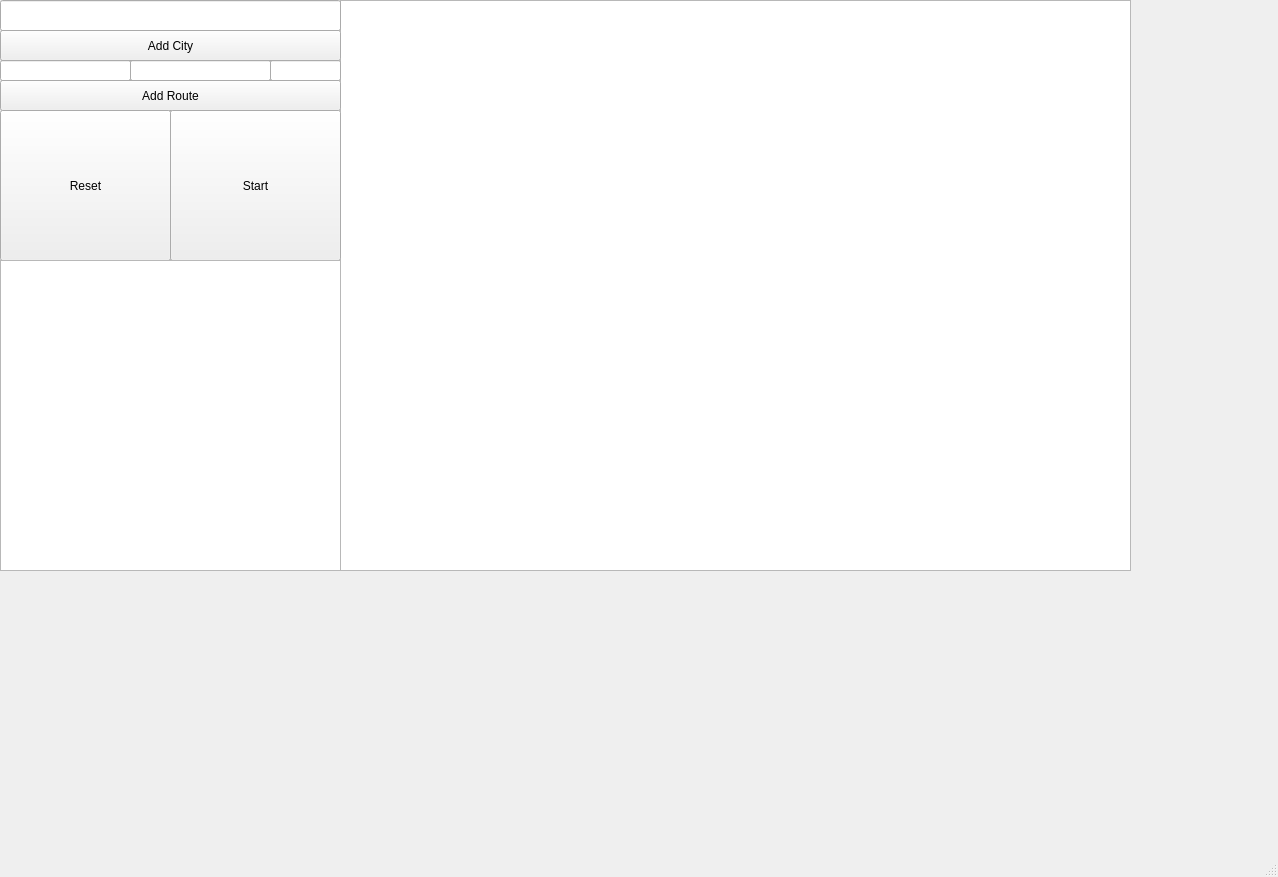
The window that mainwindow.ui (mariakalendarova/TravellingSalesmanProblem) describes before a commit, drawn with Qt 5.
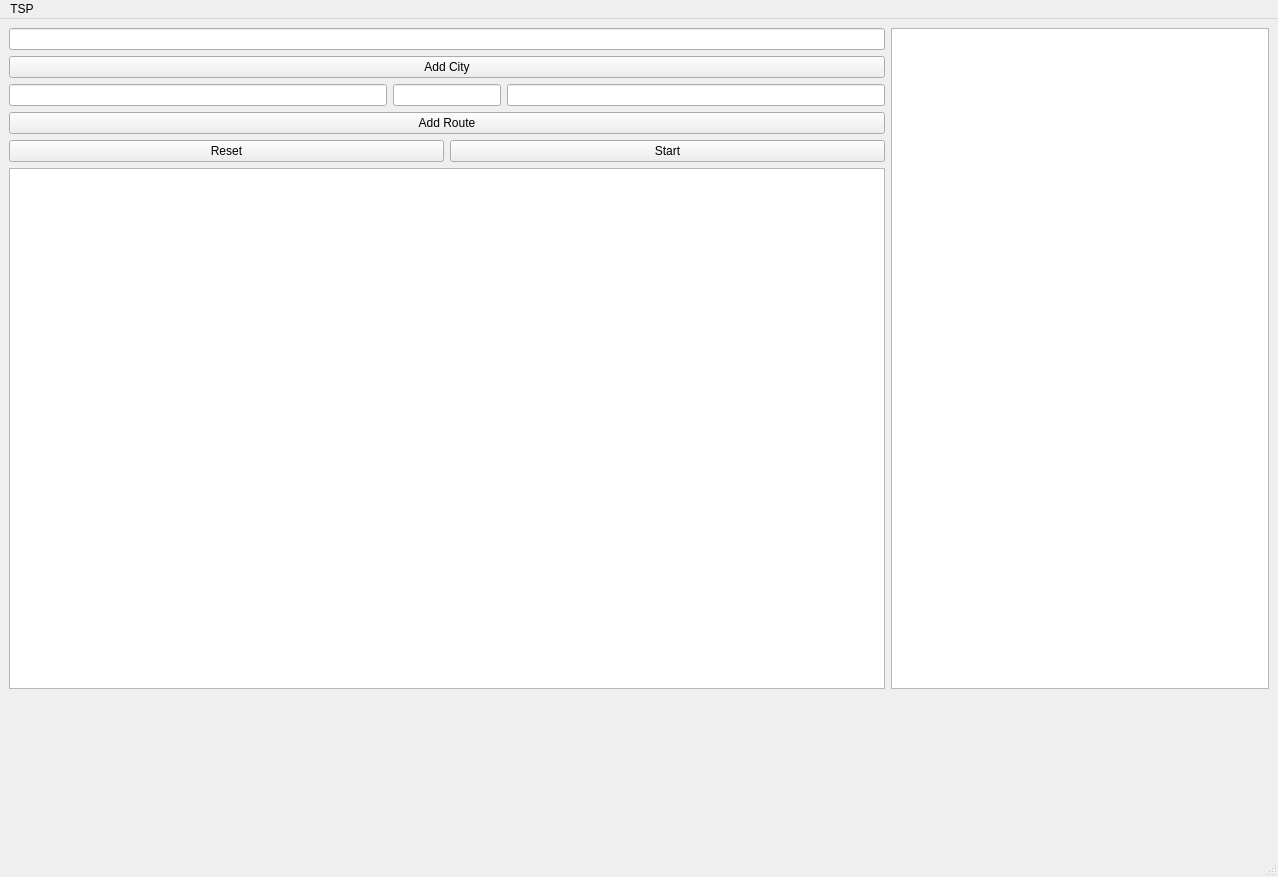
The same window after the commit.

Diff of the .ui file:
```diff
--- a/mainwindow.ui
+++ b/mainwindow.ui
@@ -20,118 +20,66 @@
      <height>679</height>
     </size>
    </property>
-   <widget class="QGraphicsView" name="graphicsView">
-    <property name="geometry">
-     <rect>
-      <x>340</x>
-      <y>0</y>
-      <width>791</width>
-      <height>571</height>
-     </rect>
-    </property>
-   </widget>
+   <layout class="QGridLayout" name="gridLayout">
+    <item row="0" column="0" colspan="4">
+     <widget class="QLineEdit" name="cityNameInput"/>
+    </item>
+    <item row="0" column="4" rowspan="6">
+     <widget class="QGraphicsView" name="graphicsView"/>
+    </item>
+    <item row="1" column="0" colspan="4">
    <widget class="QPushButton" name="addCityButton">
-    <property name="geometry">
-     <rect>
-      <x>0</x>
-      <y>30</y>
-      <width>341</width>
-      <height>31</height>
-     </rect>
-    </property>
     <property name="text">
      <string>Add City</string>
     </property>
    </widget>
-   <widget class="QPushButton" name="addRouteButton">
-    <property name="geometry">
-     <rect>
-      <x>0</x>
-      <y>80</y>
-      <width>341</width>
-      <height>31</height>
-     </rect>
-    </property>
-    <property name="text">
-     <string>Add Route</string>
-    </property>
-   </widget>
-   <widget class="QLineEdit" name="cityNameInput">
-    <property name="geometry">
-     <rect>
-      <x>0</x>
-      <y>0</y>
-      <width>341</width>
-      <height>31</height>
-     </rect>
-    </property>
-   </widget>
+    </item>
+    <item row="2" column="0">
    <widget class="QLineEdit" name="city1Input">
-    <property name="geometry">
-     <rect>
-      <x>0</x>
-      <y>60</y>
-      <width>131</width>
-      <height>21</height>
-     </rect>
-    </property>
-   </widget>
+      <property name="text">
+       <string/>
+      </property>
+     </widget>
+    </item>
+    <item row="2" column="1" colspan="2">
    <widget class="QLineEdit" name="city2Input">
-    <property name="geometry">
-     <rect>
-      <x>130</x>
-      <y>60</y>
-      <width>141</width>
-      <height>21</height>
-     </rect>
-    </property>
-   </widget>
+      <property name="text">
+       <string/>
+      </property>
+     </widget>
+    </item>
+    <item row="2" column="3">
    <widget class="QLineEdit" name="distanceInput">
-    <property name="geometry">
-     <rect>
-      <x>270</x>
-      <y>60</y>
-      <width>71</width>
-      <height>21</height>
-     </rect>
-    </property>
-   </widget>
+      <property name="text">
+       <string/>
+      </property>
+     </widget>
+    </item>
+    <item row="3" column="0" colspan="4">
+     <widget class="QPushButton" name="addRouteButton">
+      <property name="text">
+       <string>Add Route</string>
+      </property>
+     </widget>
+    </item>
+    <item row="4" column="0" colspan="2">
    <widget class="QPushButton" name="resetButton">
-    <property name="geometry">
-     <rect>
-      <x>0</x>
-      <y>110</y>
-      <width>171</width>
-      <height>151</height>
-     </rect>
-    </property>
     <property name="text">
      <string>Reset</string>
     </property>
    </widget>
+    </item>
+    <item row="4" column="2" colspan="2">
    <widget class="QPushButton" name="startButton">
-    <property name="geometry">
-     <rect>
-      <x>170</x>
-      <y>110</y>
-      <width>171</width>
-      <height>151</height>
-     </rect>
-    </property>
     <property name="text">
      <string>Start</string>
     </property>
    </widget>
-   <widget class="QTextEdit" name="algorithmStepsTextEdit">
-    <property name="geometry">
-     <rect>
-      <x>0</x>
-      <y>260</y>
-      <width>341</width>
-      <height>311</height>
-     </rect>
-    </property>
-   </widget>
+    </item>
+    <item row="5" column="0" colspan="4">
+     <widget class="QTextEdit" name="algorithmStepsTextEdit"/>
+    </item>
+   </layout>
   </widget>
   <widget class="QMenuBar" name="menubar">
    <property name="geometry">
@@ -139,9 +87,15 @@
      <x>0</x>
      <y>0</y>
      <width>1278</width>
-     <height>21</height>
+     <height>37</height>
     </rect>
    </property>
+   <widget class="QMenu" name="menuTSP">
+    <property name="title">
+     <string>TSP</string>
+    </property>
+   </widget>
+   <addaction name="menuTSP"/>
   </widget>
   <widget class="QStatusBar" name="statusbar"/>
  </widget>
```
Lines whose indentation alone changed are shown as unchanged.
